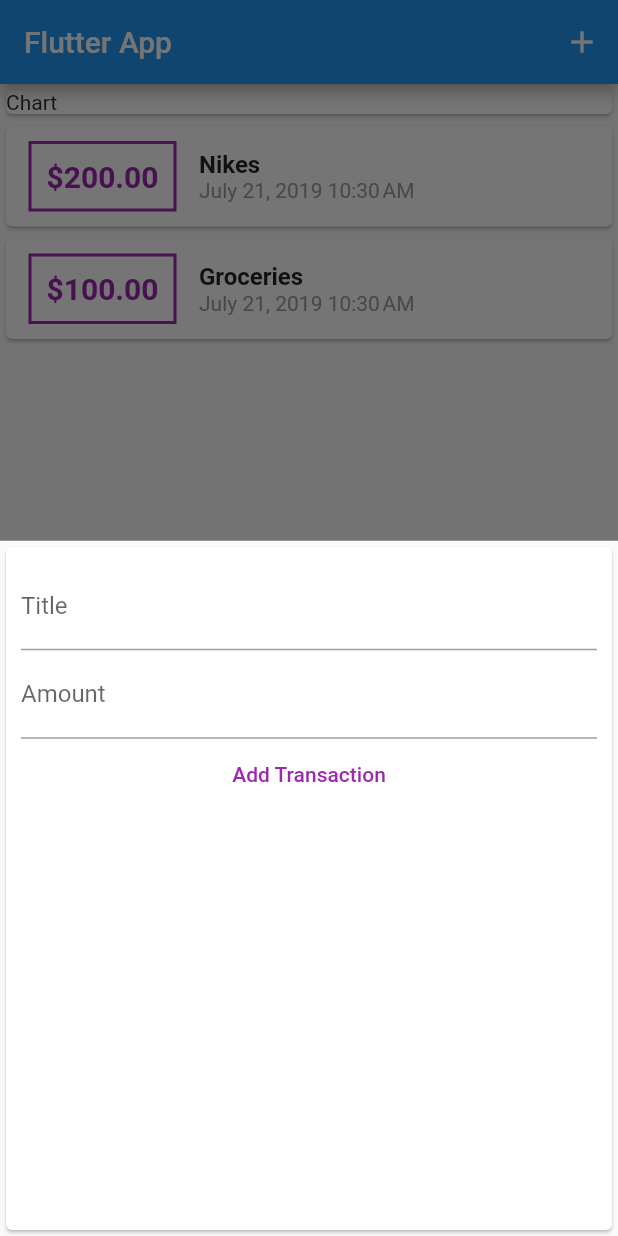
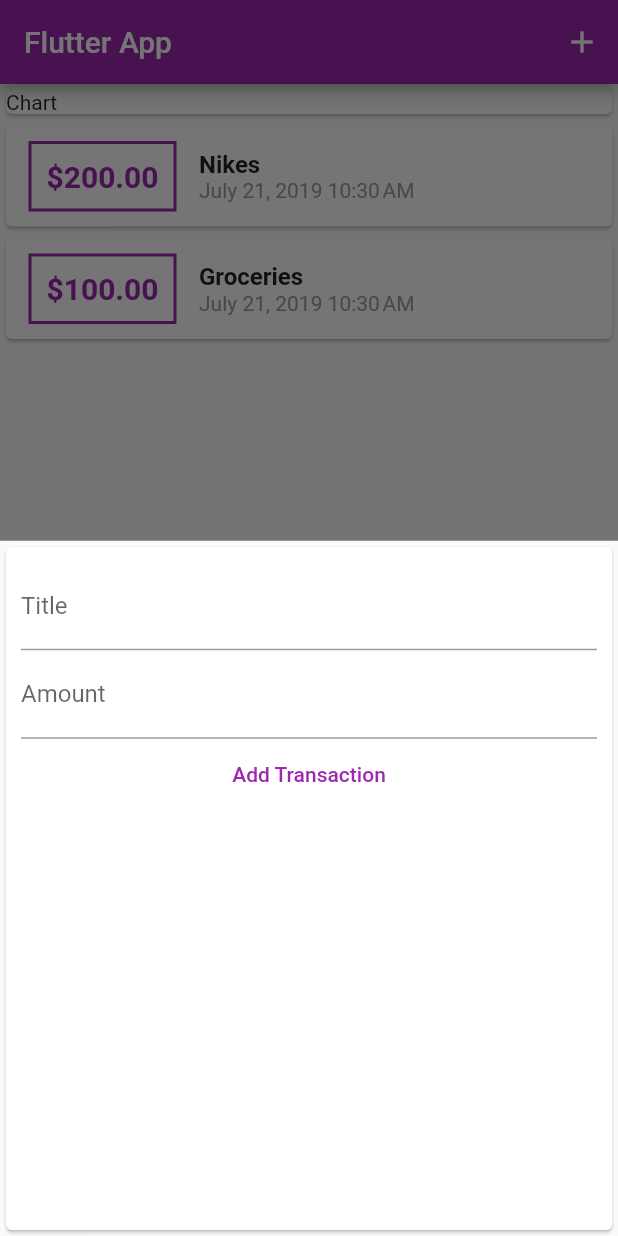
Before and after one commit to khari998/WalletTrackr, a Flutter app: the screen it shows after launch, after a tap on the "add" icon, on a phone screen of 412 x 824 dp. Run offline on Flutter 3.47's test engine with Material 2 defaults, Android fonts, the phone set to English and light mode, and no system bars.

Commit message:
Added UI theme throughout application

```diff
--- a/lib/main.dart
+++ b/lib/main.dart
@@ -12,7 +12,8 @@ class MyApp extends StatelessWidget {
     return MaterialApp(
       title: 'Flutter Demo',
       theme: ThemeData(
-        primarySwatch: Colors.blue,
+        primarySwatch: Colors.purple,
+        accentColor: Colors.redAccent,
       ),
       home: MyHomePage(),
     );
--- a/lib/widgets/new_transaction.dart
+++ b/lib/widgets/new_transaction.dart
@@ -53,7 +53,7 @@ class _NewTransactionState extends State<NewTransaction> {
             FlatButton(
               child: Text('Add Transaction'),
               onPressed: submitInput,
-              textColor: Colors.purple,
+              textColor: Theme.of(context).primaryColor,
             )
           ],
         ),
--- a/lib/widgets/transaction_list.dart
+++ b/lib/widgets/transaction_list.dart
@@ -24,7 +24,7 @@ class TransactionList extends StatelessWidget {
                     ),
                     decoration: BoxDecoration(
                       border: Border.all(
-                        color: Colors.purple,
+                        color: Theme.of(context).primaryColor,
                         width: 2,
                       ),
                     ),
@@ -34,7 +34,7 @@ class TransactionList extends StatelessWidget {
                       style: TextStyle(
                         fontWeight: FontWeight.bold,
                         fontSize: 20,
-                        color: Colors.purple,
+                        color: Theme.of(context).primaryColor,
                       ),
                     ),
                   ),
```
